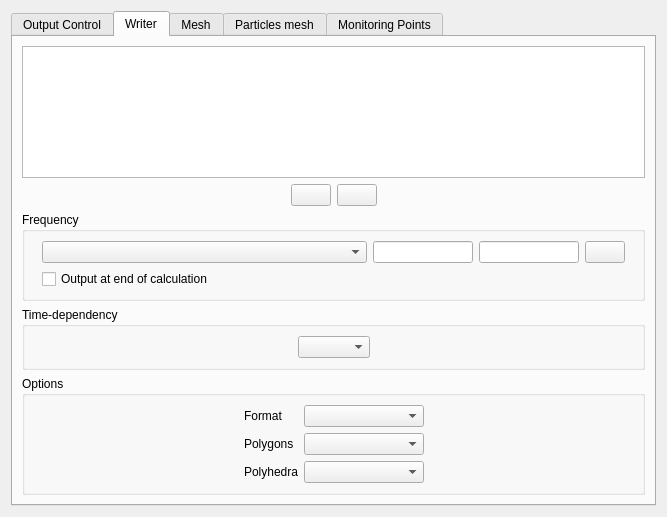
First picture: the form in gui/Pages/OutputControlForm.ui, repository code-saturne/code_saturne, before the edit.
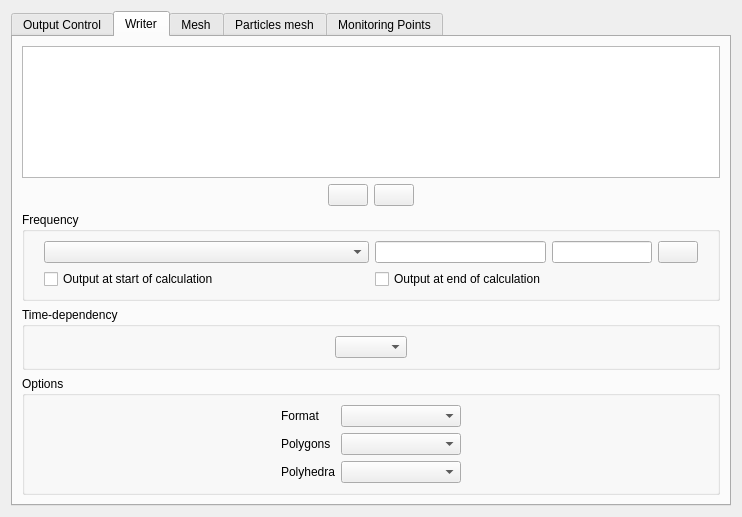
Second picture: the form after the edit. The open tabs and pages were chosen to show the change. Icons and pictures are not drawn.

Commit message: Allow postprocessing output at start of calculation.

The edit to the form file:
```diff
--- a/gui/Pages/OutputControlForm.ui
+++ b/gui/Pages/OutputControlForm.ui
@@ -6,7 +6,7 @@
    <rect>
     <x>0</x>
     <y>0</y>
-    <width>667</width>
+    <width>742</width>
     <height>517</height>
    </rect>
   </property>
@@ -595,6 +595,13 @@
            </spacer>
           </item>
           <item row="1" column="1">
+           <widget class="QCheckBox" name="checkBoxOutputStart">
+            <property name="text">
+             <string>Output at start of calculation</string>
+            </property>
+           </widget>
+          </item>
+          <item row="1" column="2">
            <widget class="QCheckBox" name="checkBoxOutputEnd">
             <property name="toolTip">
              <string>&lt;html&gt;&lt;head/&gt;&lt;body&gt;&lt;p&gt;&lt;span style=&quot; font-size:9pt;&quot;&gt;Define the writing frequency for the selected writer between:&lt;br/&gt;- No periodic output,&lt;br/&gt;- Output every 'n' time steps,&lt;br/&gt;- Output every 'x' seconds,&lt;br/&gt;- Output using a formula, in which case, the formula editor has to be filled. &lt;/span&gt;&lt;/p&gt;&lt;p&gt;&lt;span style=&quot; font-size:9pt;&quot;&gt;An output can be written at the end of the calculation by checking the corresponding box.&lt;/span&gt;&lt;/p&gt;&lt;/body&gt;&lt;/html&gt;</string>
```
Left out of the diff: 287 changed lines with no effect on the pictures. The commit also changes 12 other files.
